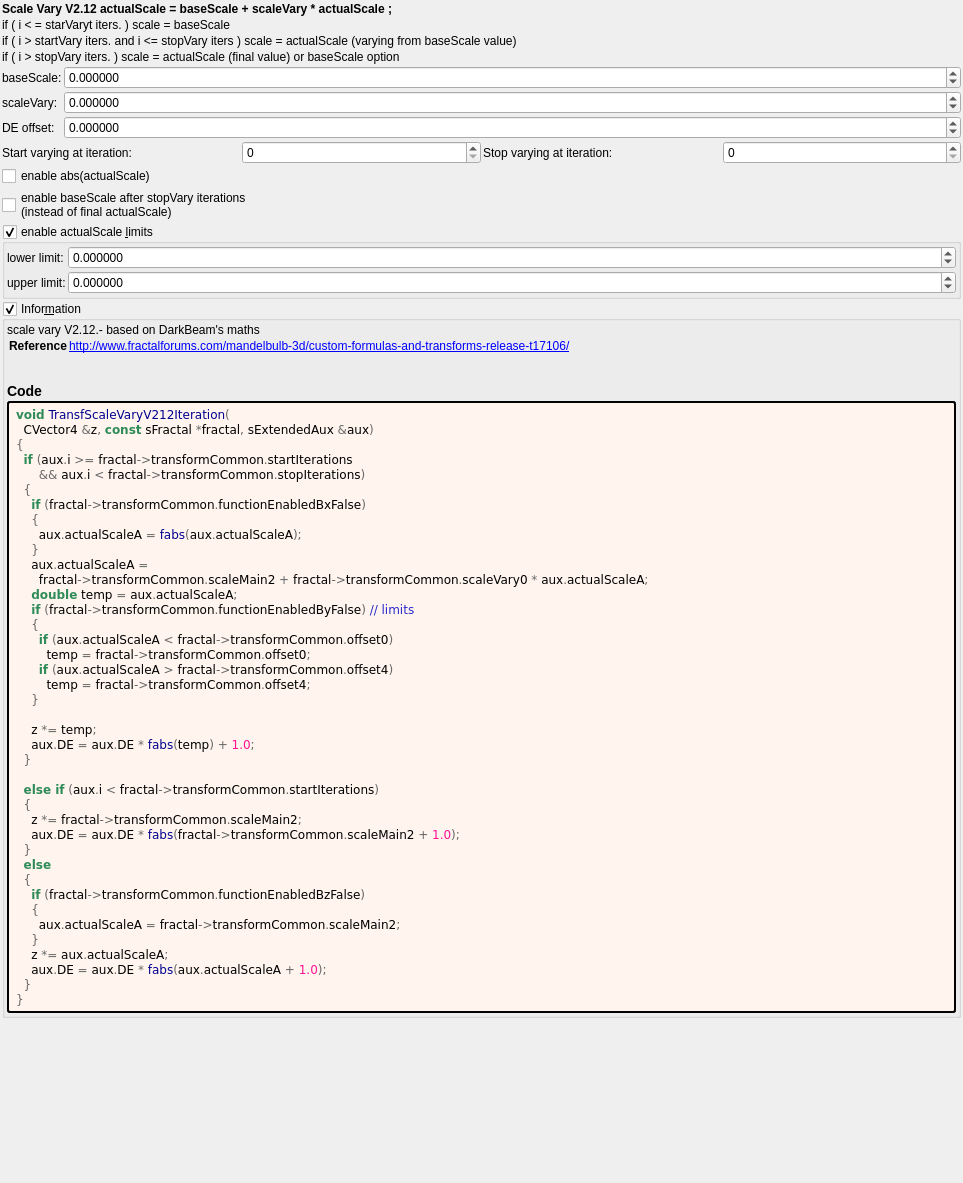
The window that mandelbulber2/formula/ui/transf_scale_vary_v212.ui (buddhi1980/mandelbulber2) describes before a commit, drawn with Qt 5.
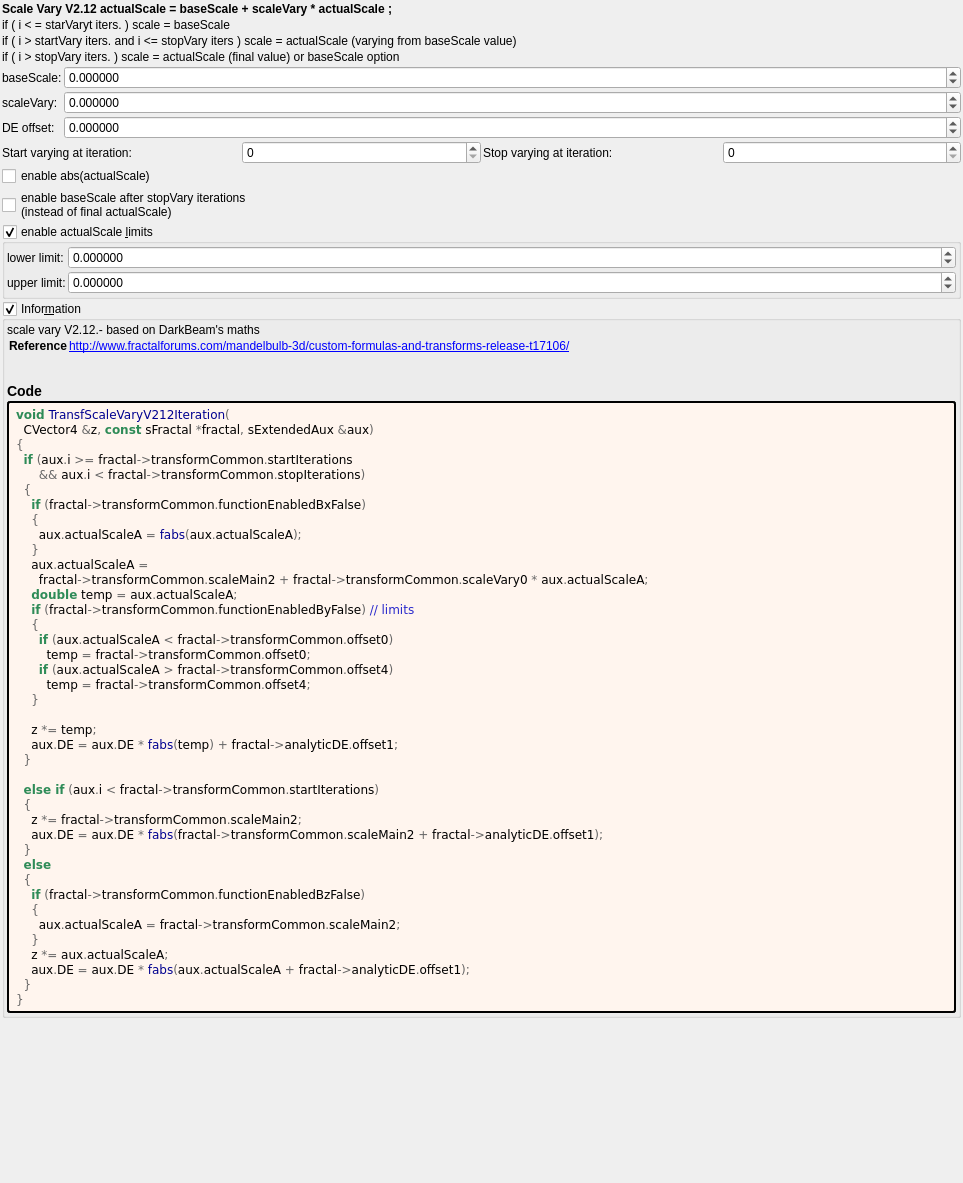
The same window after the commit. Custom widgets are drawn as their Qt base class.

Diff of the .ui file:
```diff
--- a/mandelbulber2/formula/ui/transf_scale_vary_v212.ui
+++ b/mandelbulber2/formula/ui/transf_scale_vary_v212.ui
@@ -410,7 +410,7 @@
         </property>
         <property name="text">
          <string notr="true">&lt;body style=&quot;background-color:#fff5ee&quot;&gt;
-&lt;pre style=&quot;color:#000000; background-color:#fff5ee;  font-family:'Courier New',monospace;&quot;&gt;&lt;span style=&quot;color:#2e8b57; font-weight:bold&quot;&gt;void&lt;/span&gt; &lt;span style=&quot;color:#00008f&quot;&gt;TransfScaleVaryV212Iteration&lt;/span&gt;&lt;span style=&quot;color:#676767&quot;&gt;(&lt;/span&gt;
+&lt;pre style=&quot;color:#000000; background-color:#fff5ee;  font-family:&#039;Courier New&#039;,monospace;&quot;&gt;&lt;span style=&quot;color:#2e8b57; font-weight:bold&quot;&gt;void&lt;/span&gt; &lt;span style=&quot;color:#00008f&quot;&gt;TransfScaleVaryV212Iteration&lt;/span&gt;&lt;span style=&quot;color:#676767&quot;&gt;(&lt;/span&gt;
   CVector4 &lt;span style=&quot;color:#676767&quot;&gt;&amp;amp;&lt;/span&gt;z&lt;span style=&quot;color:#676767&quot;&gt;,&lt;/span&gt; &lt;span style=&quot;color:#2e8b57; font-weight:bold&quot;&gt;const&lt;/span&gt; sFractal &lt;span style=&quot;color:#676767&quot;&gt;*&lt;/span&gt;fractal&lt;span style=&quot;color:#676767&quot;&gt;,&lt;/span&gt; sExtendedAux &lt;span style=&quot;color:#676767&quot;&gt;&amp;amp;&lt;/span&gt;aux&lt;span style=&quot;color:#676767&quot;&gt;)&lt;/span&gt;
 &lt;span style=&quot;color:#676767&quot;&gt;{&lt;/span&gt;
   &lt;span style=&quot;color:#2e8b57; font-weight:bold&quot;&gt;if&lt;/span&gt; &lt;span style=&quot;color:#676767&quot;&gt;(&lt;/span&gt;aux&lt;span style=&quot;color:#676767&quot;&gt;.&lt;/span&gt;i &lt;span style=&quot;color:#676767&quot;&gt;&amp;gt;=&lt;/span&gt; fractal&lt;span style=&quot;color:#676767&quot;&gt;-&amp;gt;&lt;/span&gt;transformCommon&lt;span style=&quot;color:#676767&quot;&gt;.&lt;/span&gt;startIterations
@@ -432,13 +432,13 @@
     &lt;span style=&quot;color:#676767&quot;&gt;}&lt;/span&gt;
 
     z &lt;span style=&quot;color:#676767&quot;&gt;*=&lt;/span&gt; temp&lt;span style=&quot;color:#676767&quot;&gt;;&lt;/span&gt;
-    aux&lt;span style=&quot;color:#676767&quot;&gt;.&lt;/span&gt;DE &lt;span style=&quot;color:#676767&quot;&gt;=&lt;/span&gt; aux&lt;span style=&quot;color:#676767&quot;&gt;.&lt;/span&gt;DE &lt;span style=&quot;color:#676767&quot;&gt;*&lt;/span&gt; &lt;span style=&quot;color:#00008f&quot;&gt;fabs&lt;/span&gt;&lt;span style=&quot;color:#676767&quot;&gt;(&lt;/span&gt;temp&lt;span style=&quot;color:#676767&quot;&gt;) +&lt;/span&gt; &lt;span style=&quot;color:#ff1493&quot;&gt;1.0&lt;/span&gt;&lt;span style=&quot;color:#676767&quot;&gt;;&lt;/span&gt;
+    aux&lt;span style=&quot;color:#676767&quot;&gt;.&lt;/span&gt;DE &lt;span style=&quot;color:#676767&quot;&gt;=&lt;/span&gt; aux&lt;span style=&quot;color:#676767&quot;&gt;.&lt;/span&gt;DE &lt;span style=&quot;color:#676767&quot;&gt;*&lt;/span&gt; &lt;span style=&quot;color:#00008f&quot;&gt;fabs&lt;/span&gt;&lt;span style=&quot;color:#676767&quot;&gt;(&lt;/span&gt;temp&lt;span style=&quot;color:#676767&quot;&gt;) +&lt;/span&gt; fractal&lt;span style=&quot;color:#676767&quot;&gt;-&amp;gt;&lt;/span&gt;analyticDE&lt;span style=&quot;color:#676767&quot;&gt;.&lt;/span&gt;offset1&lt;span style=&quot;color:#676767&quot;&gt;;&lt;/span&gt;
   &lt;span style=&quot;color:#676767&quot;&gt;}&lt;/span&gt;
 
   &lt;span style=&quot;color:#2e8b57; font-weight:bold&quot;&gt;else if&lt;/span&gt; &lt;span style=&quot;color:#676767&quot;&gt;(&lt;/span&gt;aux&lt;span style=&quot;color:#676767&quot;&gt;.&lt;/span&gt;i &lt;span style=&quot;color:#676767&quot;&gt;&amp;lt;&lt;/span&gt; fractal&lt;span style=&quot;color:#676767&quot;&gt;-&amp;gt;&lt;/span&gt;transformCommon&lt;span style=&quot;color:#676767&quot;&gt;.&lt;/span&gt;startIterations&lt;span style=&quot;color:#676767&quot;&gt;)&lt;/span&gt;
   &lt;span style=&quot;color:#676767&quot;&gt;{&lt;/span&gt;
     z &lt;span style=&quot;color:#676767&quot;&gt;*=&lt;/span&gt; fractal&lt;span style=&quot;color:#676767&quot;&gt;-&amp;gt;&lt;/span&gt;transformCommon&lt;span style=&quot;color:#676767&quot;&gt;.&lt;/span&gt;scaleMain2&lt;span style=&quot;color:#676767&quot;&gt;;&lt;/span&gt;
-    aux&lt;span style=&quot;color:#676767&quot;&gt;.&lt;/span&gt;DE &lt;span style=&quot;color:#676767&quot;&gt;=&lt;/span&gt; aux&lt;span style=&quot;color:#676767&quot;&gt;.&lt;/span&gt;DE &lt;span style=&quot;color:#676767&quot;&gt;*&lt;/span&gt; &lt;span style=&quot;color:#00008f&quot;&gt;fabs&lt;/span&gt;&lt;span style=&quot;color:#676767&quot;&gt;(&lt;/span&gt;fractal&lt;span style=&quot;color:#676767&quot;&gt;-&amp;gt;&lt;/span&gt;transformCommon&lt;span style=&quot;color:#676767&quot;&gt;.&lt;/span&gt;scaleMain2 &lt;span style=&quot;color:#676767&quot;&gt;+&lt;/span&gt; &lt;span style=&quot;color:#ff1493&quot;&gt;1.0&lt;/span&gt;&lt;span style=&quot;color:#676767&quot;&gt;);&lt;/span&gt;
+    aux&lt;span style=&quot;color:#676767&quot;&gt;.&lt;/span&gt;DE &lt;span style=&quot;color:#676767&quot;&gt;=&lt;/span&gt; aux&lt;span style=&quot;color:#676767&quot;&gt;.&lt;/span&gt;DE &lt;span style=&quot;color:#676767&quot;&gt;*&lt;/span&gt; &lt;span style=&quot;color:#00008f&quot;&gt;fabs&lt;/span&gt;&lt;span style=&quot;color:#676767&quot;&gt;(&lt;/span&gt;fractal&lt;span style=&quot;color:#676767&quot;&gt;-&amp;gt;&lt;/span&gt;transformCommon&lt;span style=&quot;color:#676767&quot;&gt;.&lt;/span&gt;scaleMain2 &lt;span style=&quot;color:#676767&quot;&gt;+&lt;/span&gt; fractal&lt;span style=&quot;color:#676767&quot;&gt;-&amp;gt;&lt;/span&gt;analyticDE&lt;span style=&quot;color:#676767&quot;&gt;.&lt;/span&gt;offset1&lt;span style=&quot;color:#676767&quot;&gt;);&lt;/span&gt;
   &lt;span style=&quot;color:#676767&quot;&gt;}&lt;/span&gt;
   &lt;span style=&quot;color:#2e8b57; font-weight:bold&quot;&gt;else&lt;/span&gt;
   &lt;span style=&quot;color:#676767&quot;&gt;{&lt;/span&gt;
@@ -447,7 +447,7 @@
       aux&lt;span style=&quot;color:#676767&quot;&gt;.&lt;/span&gt;actualScaleA &lt;span style=&quot;color:#676767&quot;&gt;=&lt;/span&gt; fractal&lt;span style=&quot;color:#676767&quot;&gt;-&amp;gt;&lt;/span&gt;transformCommon&lt;span style=&quot;color:#676767&quot;&gt;.&lt;/span&gt;scaleMain2&lt;span style=&quot;color:#676767&quot;&gt;;&lt;/span&gt;
     &lt;span style=&quot;color:#676767&quot;&gt;}&lt;/span&gt;
     z &lt;span style=&quot;color:#676767&quot;&gt;*=&lt;/span&gt; aux&lt;span style=&quot;color:#676767&quot;&gt;.&lt;/span&gt;actualScaleA&lt;span style=&quot;color:#676767&quot;&gt;;&lt;/span&gt;
-    aux&lt;span style=&quot;color:#676767&quot;&gt;.&lt;/span&gt;DE &lt;span style=&quot;color:#676767&quot;&gt;=&lt;/span&gt; aux&lt;span style=&quot;color:#676767&quot;&gt;.&lt;/span&gt;DE &lt;span style=&quot;color:#676767&quot;&gt;*&lt;/span&gt; &lt;span style=&quot;color:#00008f&quot;&gt;fabs&lt;/span&gt;&lt;span style=&quot;color:#676767&quot;&gt;(&lt;/span&gt;aux&lt;span style=&quot;color:#676767&quot;&gt;.&lt;/span&gt;actualScaleA &lt;span style=&quot;color:#676767&quot;&gt;+&lt;/span&gt; &lt;span style=&quot;color:#ff1493&quot;&gt;1.0&lt;/span&gt;&lt;span style=&quot;color:#676767&quot;&gt;);&lt;/span&gt;
+    aux&lt;span style=&quot;color:#676767&quot;&gt;.&lt;/span&gt;DE &lt;span style=&quot;color:#676767&quot;&gt;=&lt;/span&gt; aux&lt;span style=&quot;color:#676767&quot;&gt;.&lt;/span&gt;DE &lt;span style=&quot;color:#676767&quot;&gt;*&lt;/span&gt; &lt;span style=&quot;color:#00008f&quot;&gt;fabs&lt;/span&gt;&lt;span style=&quot;color:#676767&quot;&gt;(&lt;/span&gt;aux&lt;span style=&quot;color:#676767&quot;&gt;.&lt;/span&gt;actualScaleA &lt;span style=&quot;color:#676767&quot;&gt;+&lt;/span&gt; fractal&lt;span style=&quot;color:#676767&quot;&gt;-&amp;gt;&lt;/span&gt;analyticDE&lt;span style=&quot;color:#676767&quot;&gt;.&lt;/span&gt;offset1&lt;span style=&quot;color:#676767&quot;&gt;);&lt;/span&gt;
   &lt;span style=&quot;color:#676767&quot;&gt;}&lt;/span&gt;
 &lt;span style=&quot;color:#676767&quot;&gt;}&lt;/span&gt;
 &lt;/pre&gt;
```
Left out of the diff: 4 changed lines with no effect on the pictures.
